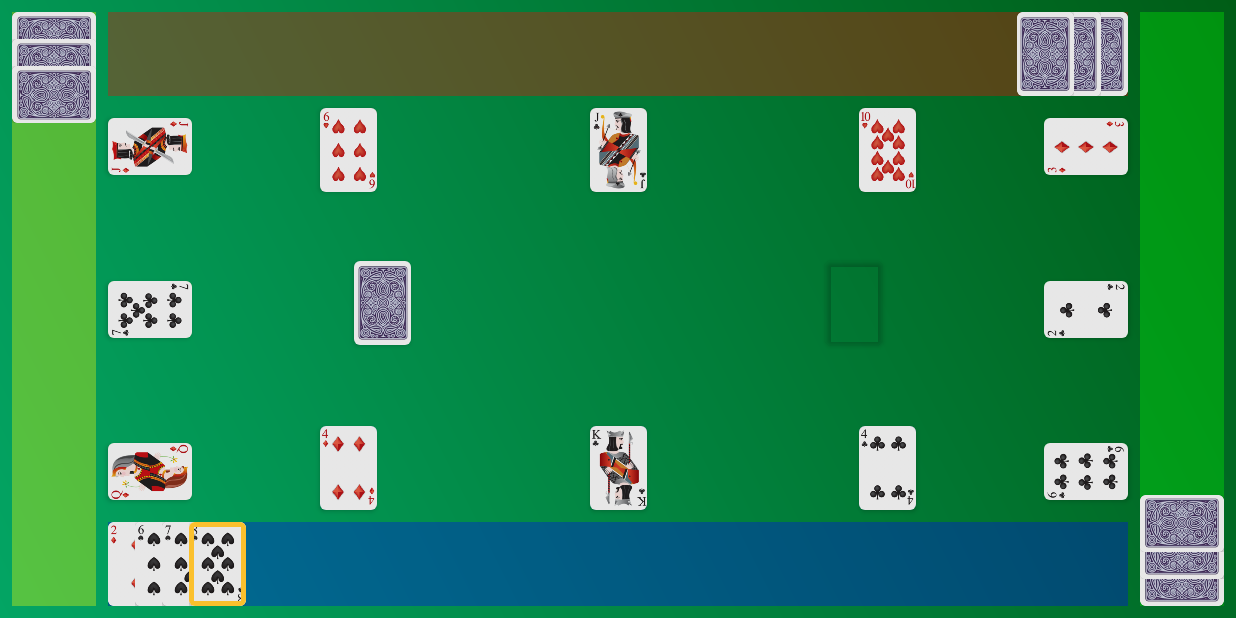
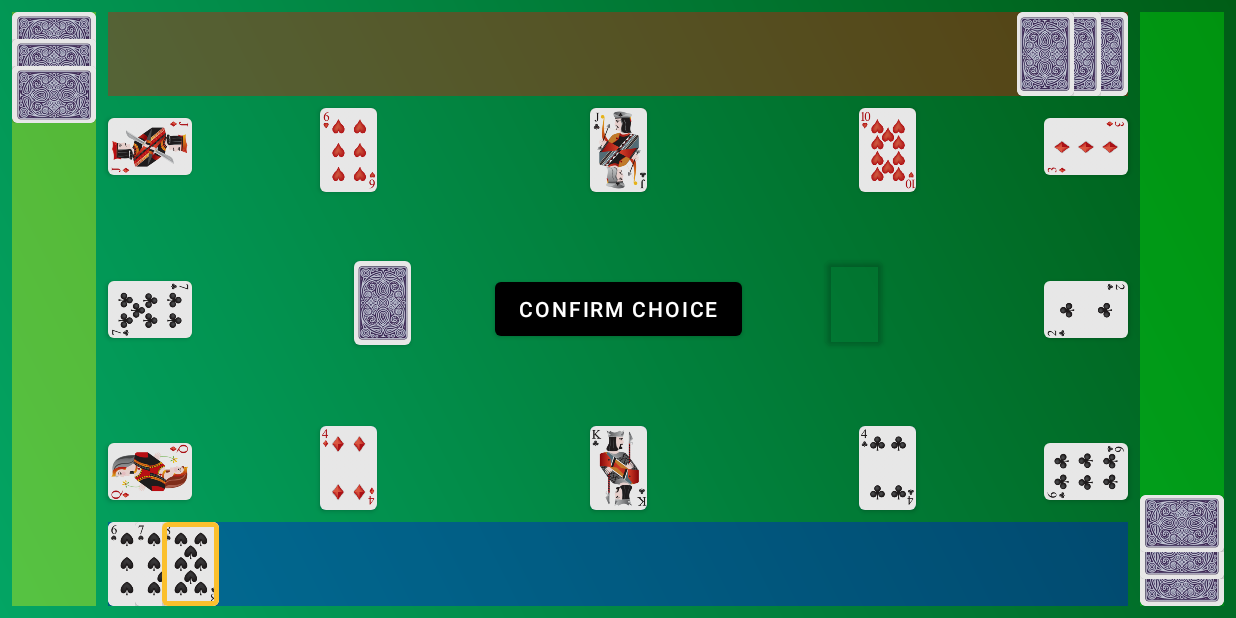
Before and after one commit to FelipiMatheuz/palace-android, an Android app: the MainActivity screen opened directly, with no data from a screen before it, after a tap on an icon or button, on a phone screen of 824 x 412 dp (held sideways). Run offline under Robolectric (Android 15) with nearby library versions, the phone set to English and light mode, and no system bars.

Commit message:
implemented game setup

```diff
--- a/app/src/main/java/org/felipimz/palace/activity/MainActivity.kt
+++ b/app/src/main/java/org/felipimz/palace/activity/MainActivity.kt
@@ -1,6 +1,7 @@
 package org.felipimz.palace.activity
 
 import android.os.Bundle
+import android.view.View
 import android.widget.ImageView
 import androidx.appcompat.app.AlertDialog
 import androidx.appcompat.app.AppCompatActivity
@@ -34,6 +35,7 @@ class MainActivity : AppCompatActivity() {
     private lateinit var cardHandAdapter4: CardHandAdapter
 
     var lockActions: Boolean = false
+    var isSetupCards: Boolean = true
     private var lockBot: Boolean = false
 
 
@@ -51,7 +53,7 @@ class MainActivity : AppCompatActivity() {
             preferencesViewModel.loadDoubleDeck()
         )
 
-        loadGameText()
+        loadGameSetup()
         viewModel.deck.observe(this) { value: MutableList<Card> ->
             loadPiles(value)
             loadHands(value)
@@ -86,11 +88,19 @@ class MainActivity : AppCompatActivity() {
         repository.setHistoryList(history)
     }
 
-    private fun loadGameText() {
+    private fun loadGameSetup() {
         viewModel.viewModelScope.launch {
             binding.messageTable.text = getString(R.string.game_start)
-            delay(1000)
-            displayTurn()
+            delay(1500)
+            binding.messageTable.text = getString(R.string.choose_your_cards)
+            delay(1500)
+            binding.messageTable.text = ""
+            binding.confirmSetup.visibility = View.VISIBLE
+            binding.confirmSetup.setOnClickListener {
+                it.visibility = View.GONE
+                isSetupCards = false
+                displayTurn()
+            }
         }
     }
 
@@ -101,7 +111,7 @@ class MainActivity : AppCompatActivity() {
                 else -> "${getString(R.string.bot_turn)}${viewModel.currentTurn}"
             }
             lockActions = viewModel.currentTurn != 1
-            delay(1000)
+            delay(1500)
             binding.messageTable.text = ""
             val display = viewModel.getCard(preferencesViewModel.loadWildCardAsSpecial(), lockBot)
 
@@ -118,7 +128,7 @@ class MainActivity : AppCompatActivity() {
                 1 -> "${getString(R.string.winner)} ${preferencesViewModel.loadNickName()}"
                 else -> "${getString(R.string.bot_winner)}${player}"
             }
-            delay(1000)
+            delay(1500)
             recordHistory(sizes)
             super.onBackPressed()
             finish()
@@ -242,10 +252,16 @@ class MainActivity : AppCompatActivity() {
                         packageName
                     )
                 )
-                if (adapter.itemCount == 0 && !lockActions) {
-                    imageView.setOnClickListener {
-                        viewModel.addToDiscard(cardUp, preferencesViewModel.loadWildCardAsSpecial())
-                        displayTurn()
+                if (!lockActions) {
+                    if (isSetupCards) {
+                        imageView.setOnClickListener {
+                            viewModel.changeHand(cardUp)
+                        }
+                    } else if (adapter.itemCount == 0) {
+                        imageView.setOnClickListener {
+                            viewModel.addToDiscard(cardUp, preferencesViewModel.loadWildCardAsSpecial())
+                            displayTurn()
+                        }
                     }
                 }
             } catch (e: java.lang.Exception) {
--- a/app/src/main/java/org/felipimz/palace/adapter/CardHandAdapter.kt
+++ b/app/src/main/java/org/felipimz/palace/adapter/CardHandAdapter.kt
@@ -49,23 +49,34 @@ class CardHandAdapter(private var listCard: List<Card>, private val orientation:
 
         if (listCard.isNotEmpty() && card.owner == Owner.PLAYER1 && !activity.lockActions) {
             holder.cvCard.setOnClickListener {
+                if (activity.isSetupCards) {
+                    if (card.position == Position.HAND_CLICKED) {
+                        card.position = Position.HAND
+                    } else {
+                        listCard.filter { it.position == Position.HAND_CLICKED }.forEach { it.position = Position.HAND }
+
+                        card.position = Position.HAND_CLICKED
+                    }
+                } else {
                     if (card.position == Position.HAND_CLICKED) {
                         val listClicked = listCard.filter { c ->
                             c.position == Position.HAND_CLICKED
                         }
-                    activity.viewModel.addToDiscard(listClicked, activity.preferencesViewModel.loadWildCardAsSpecial())
+                        activity.viewModel.addToDiscard(
+                            listClicked,
+                            activity.preferencesViewModel.loadWildCardAsSpecial()
+                        )
                         activity.displayTurn()
                     } else {
-                    listCard.filter { c ->
-                        c.position == Position.HAND_CLICKED
-                    }.forEach { c ->
+                        listCard.filter { it.position == Position.HAND_CLICKED }.forEach { c ->
                             if (c.value != card.value) {
                                 c.position = Position.HAND
                             }
                         }
                         card.position = Position.HAND_CLICKED
+                    }
+                }
                 notifyDataSetChanged()
-                }
             }
             holder.cvCard.setOnLongClickListener {
                 Toast.makeText(activity, card.name.replace("_", " "), Toast.LENGTH_SHORT).show()
--- a/app/src/main/res/layout/activity_main.xml
+++ b/app/src/main/res/layout/activity_main.xml
@@ -385,4 +385,15 @@
         </ImageView>
     </androidx.cardview.widget.CardView>
 
+    <Button
+            android:text="@string/confirm_choice"
+            android:layout_width="wrap_content"
+            android:layout_height="wrap_content"
+            android:id="@+id/confirm_setup"
+            app:layout_constraintEnd_toEndOf="parent"
+            app:layout_constraintStart_toStartOf="parent"
+            app:layout_constraintTop_toTopOf="parent"
+            app:layout_constraintBottom_toBottomOf="parent"
+            android:visibility="gone"/>
+
 </androidx.constraintlayout.widget.ConstraintLayout>
--- a/app/src/main/res/values/strings.xml
+++ b/app/src/main/res/values/strings.xml
@@ -36,6 +36,8 @@
     <string name="winner">Winner:</string>
     <string name="bot_winner">Winner: Bot</string>
     <string name="settings_double_deck">Double Deck</string>
+    <string name="confirm_choice">Confirm choice</string>
+    <string name="choose_your_cards">Choose your cards</string>
 
     <string-array name="cards_array">
         <item>2</item>
```
Also changed, not shown: app/src/main/java/org/felipimz/palace/viewmodel/MainViewModel.kt (+13 -0 lines). Lines whose indentation alone changed are shown as unchanged.
